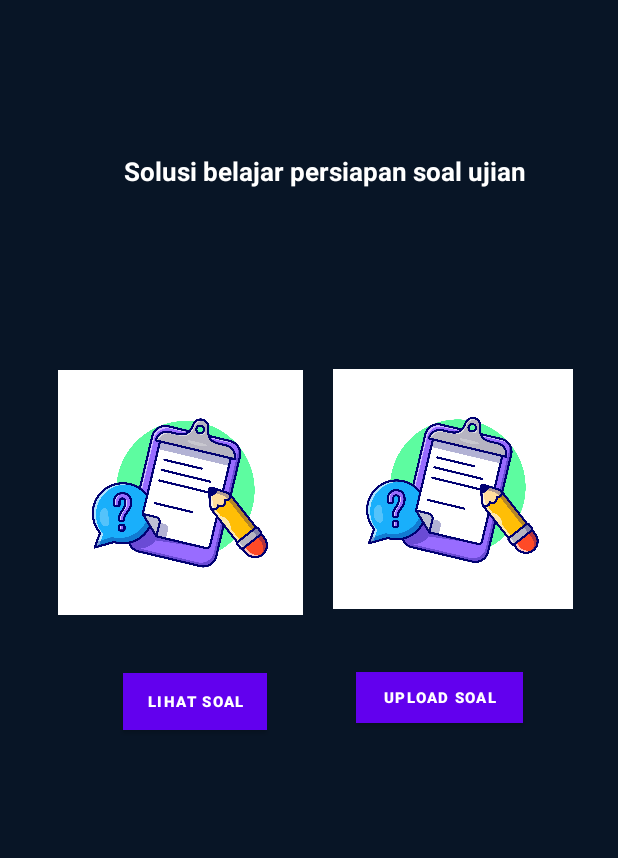
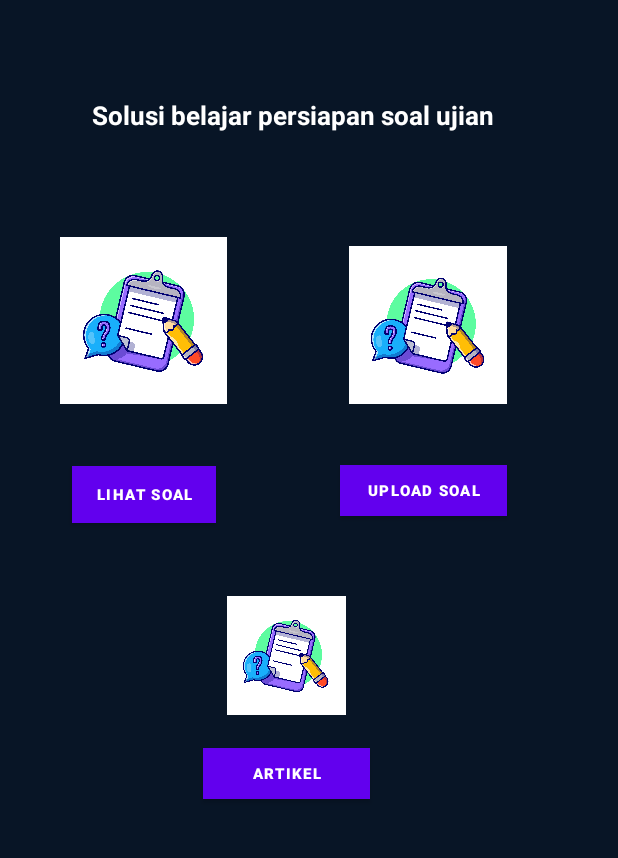
Before and after one commit to fitrialfiana/BankSoal, an Android app: the Dashboard screen opened directly, with no data from a screen before it, on a phone screen of 412 x 824 dp, the part 187-1045 px from its top. Run offline under Robolectric (Android 15) with nearby library versions, the phone set to English and light mode, and no system bars.

Commit message:
Commit6 - update halaman artikel

```diff
--- a/app/src/main/AndroidManifest.xml
+++ b/app/src/main/AndroidManifest.xml
@@ -9,6 +9,9 @@
         android:roundIcon="@mipmap/ic_launcher_round"
         android:supportsRtl="true"
         android:theme="@style/Theme.BankSoal">
+        <activity
+            android:name=".Artikel"
+            android:exported="false" />
         <activity
             android:name=".H2_UploadSoal"
             android:exported="false" />
--- a/app/src/main/java/com/example/banksoal/Dashboard.java
+++ b/app/src/main/java/com/example/banksoal/Dashboard.java
@@ -10,7 +10,7 @@ import android.widget.Button;
 public class Dashboard extends AppCompatActivity {
 
     //Deklarasi variabel untuk button
-    Button btnCariSoal, btnUploadSoal;
+    Button btnCariSoal, btnUploadSoal, btnArtikel;
 
     @Override
     protected void onCreate(Bundle savedInstanceState) {
@@ -20,6 +20,7 @@ public class Dashboard extends AppCompatActivity {
         //Menghubungkan variabel button dengan komponen pada layout
         btnCariSoal = findViewById((R.id.btcari));
         btnUploadSoal = findViewById((R.id.btupload));
+        btnArtikel = findViewById((R.id.btartikel));
 
         btnCariSoal.setOnClickListener(new View.OnClickListener() {
             @Override
@@ -42,5 +43,17 @@ public class Dashboard extends AppCompatActivity {
                 startActivity(i);
             }
         });
+
+
+        btnArtikel.setOnClickListener(new View.OnClickListener() {
+            @Override
+            public void onClick(View view) {
+                Bundle bundle = new Bundle();
+                //Buat objek berpindah act dari halaman dashboard ke halaman yang menampilkan kategori soal
+                Intent i = new Intent(getApplicationContext(),Artikel.class);
+                i.putExtras(bundle);
+                startActivity(i);
+            }
+        });
     }
 }
--- a/app/src/main/res/layout/activity_dashboard.xml
+++ b/app/src/main/res/layout/activity_dashboard.xml
@@ -48,25 +48,70 @@
         android:textStyle="bold"
         app:layout_constraintBottom_toBottomOf="parent"
         app:layout_constraintEnd_toEndOf="parent"
-        app:layout_constraintHorizontal_bias="0.672"
         app:layout_constraintStart_toStartOf="parent"
         app:layout_constraintTop_toTopOf="parent"
-        app:layout_constraintVertical_bias="0.234" />
+        app:layout_constraintVertical_bias="0.183" />
 
     <ImageView
         android:id="@+id/imagedash1"
-        android:layout_width="160dp"
-        android:layout_height="176dp"
+        android:layout_width="105dp"
+        android:layout_height="129dp"
         android:layout_marginLeft="16dp"
         android:layout_marginRight="16dp"
         android:textColorHint="@color/white"
         app:layout_constraintBottom_toBottomOf="parent"
-        app:layout_constraintHorizontal_bias="0.936"
+        app:layout_constraintHorizontal_bias="0.788"
         app:layout_constraintLeft_toLeftOf="parent"
         app:layout_constraintRight_toRightOf="parent"
         app:layout_constraintTop_toTopOf="parent"
-        app:layout_constraintVertical_bias="0.518"
+        app:layout_constraintVertical_bias="0.345"
         app:srcCompat="@drawable/iconsoal" />
+
+    <ImageView
+        android:id="@+id/imagedash3"
+        android:layout_width="93dp"
+        android:layout_height="79dp"
+        android:layout_marginLeft="16dp"
+        android:layout_marginRight="16dp"
+        android:textColorHint="@color/white"
+        app:layout_constraintBottom_toBottomOf="parent"
+        app:layout_constraintHorizontal_bias="0.447"
+        app:layout_constraintLeft_toLeftOf="parent"
+        app:layout_constraintRight_toRightOf="parent"
+        app:layout_constraintTop_toTopOf="parent"
+        app:layout_constraintVertical_bias="0.677"
+        app:srcCompat="@drawable/iconsoal" />
+
+    <ImageView
+        android:id="@+id/imagedash2"
+        android:layout_width="111dp"
+        android:layout_height="123dp"
+        android:layout_marginLeft="16dp"
+        android:layout_marginRight="16dp"
+        android:textColorHint="@color/white"
+        app:layout_constraintBottom_toBottomOf="parent"
+        app:layout_constraintHorizontal_bias="0.089"
+        app:layout_constraintLeft_toLeftOf="parent"
+        app:layout_constraintRight_toRightOf="parent"
+        app:layout_constraintTop_toTopOf="parent"
+        app:layout_constraintVertical_bias="0.342"
+        app:srcCompat="@drawable/iconsoal" />
+
+    <Button
+        android:id="@+id/btartikel"
+        android:layout_width="111dp"
+        android:layout_height="34dp"
+        android:background="#00773F"
+        android:text="@string/artikel"
+        android:textColor="#ffffff"
+        android:textSize="10sp"
+        android:textStyle="bold"
+        app:layout_constraintBottom_toBottomOf="parent"
+        app:layout_constraintHorizontal_bias="0.45"
+        app:layout_constraintLeft_toLeftOf="parent"
+        app:layout_constraintRight_toRightOf="parent"
+        app:layout_constraintTop_toTopOf="parent"
+        app:layout_constraintVertical_bias="0.773" />
 
     <Button
         android:id="@+id/btcari"
@@ -78,26 +123,12 @@
         android:textSize="10sp"
         android:textStyle="bold"
         app:layout_constraintBottom_toBottomOf="parent"
-        app:layout_constraintHorizontal_bias="0.26"
+        app:layout_constraintHorizontal_bias="0.152"
         app:layout_constraintLeft_toLeftOf="parent"
         app:layout_constraintRight_toRightOf="parent"
         app:layout_constraintTop_toTopOf="parent"
-        app:layout_constraintVertical_bias="0.709" />
+        app:layout_constraintVertical_bias="0.52" />
 
-    <ImageView
-        android:id="@+id/imagedash2"
-        android:layout_width="163dp"
-        android:layout_height="173dp"
-        android:layout_marginLeft="16dp"
-        android:layout_marginRight="16dp"
-        android:textColorHint="@color/white"
-        app:layout_constraintBottom_toBottomOf="parent"
-        app:layout_constraintHorizontal_bias="0.106"
-        app:layout_constraintLeft_toLeftOf="parent"
-        app:layout_constraintRight_toRightOf="parent"
-        app:layout_constraintTop_toTopOf="parent"
-        app:layout_constraintVertical_bias="0.521"
-        app:srcCompat="@drawable/iconsoal" />
 
     <Button
         android:id="@+id/btupload"
@@ -109,11 +140,11 @@
         android:textSize="10sp"
         android:textStyle="bold"
         app:layout_constraintBottom_toBottomOf="parent"
-        app:layout_constraintHorizontal_bias="0.79"
+        app:layout_constraintHorizontal_bias="0.753"
         app:layout_constraintLeft_toLeftOf="parent"
         app:layout_constraintRight_toRightOf="parent"
         app:layout_constraintTop_toTopOf="parent"
-        app:layout_constraintVertical_bias="0.704" />
+        app:layout_constraintVertical_bias="0.516" />
 
 
 </androidx.constraintlayout.widget.ConstraintLayout>
--- a/app/src/main/res/values/strings.xml
+++ b/app/src/main/res/values/strings.xml
@@ -39,5 +39,7 @@
     <string name="desctampil">Daftar Soal dan Jawaban</string>
     <string name="descinput">Input Soal dan Jawaban</string>
 
+    <string name="artikel">ARTIKEL</string>
+
 
 </resources>
```
Also changed, not shown: app/src/main/java/com/example/banksoal/Artikel.java (added, +14 -0 lines), app/src/main/res/layout/activity_artikel.xml (added, +93 -0 lines), app/src/main/res/layout/activity_h2_upload_soal.xml (+15 -5 lines), app/src/main/res/layout/activity_profile.xml (+34 -0 lines), app/src/main/res/drawable-v24/isi1.png (added), app/src/main/res/drawable-v24/isi2.png (added), app/src/main/res/drawable-v24/isi3.png (added), app/src/main/res/drawable-v24/isi4.png (added), app/src/main/res/drawable-v24/marginbottom.png (added), app/src/main/res/drawable-v24/margintop.png (added), app/src/main/res/drawable-v24/p1.png (added).
